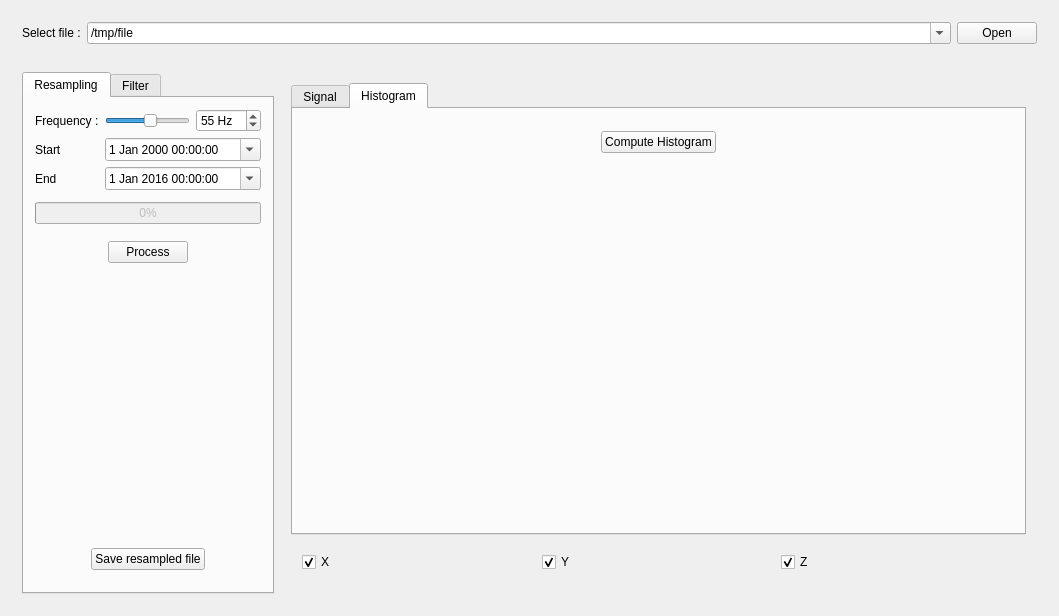
This is ipiwolf/mainwindow.ui in vstebe/ipiwolf as Qt 5 draws it before an edit. The edited form follows.
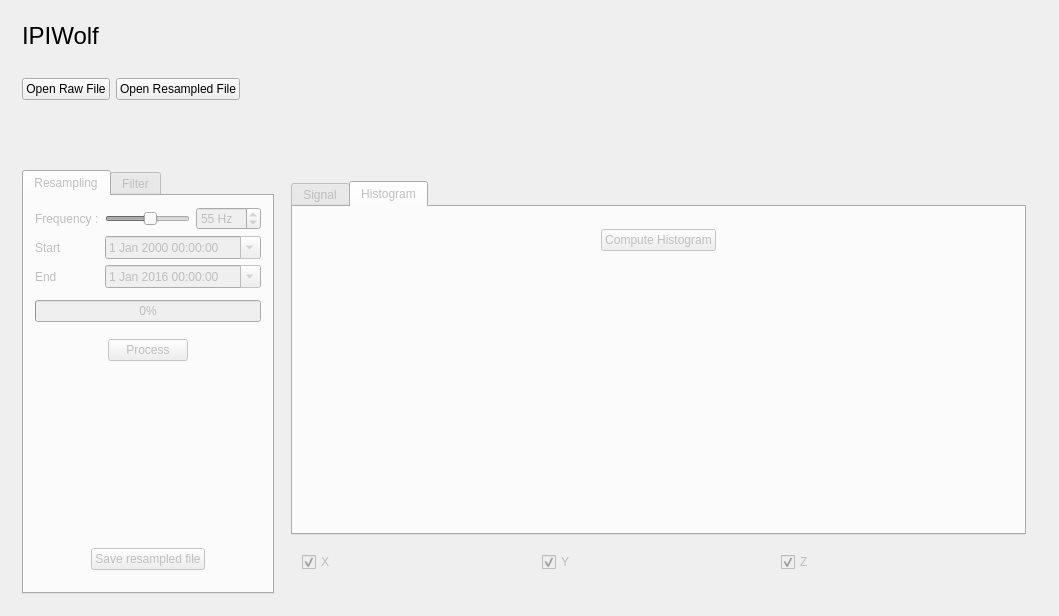
This is the edited form. Icons and pictures are not drawn. Custom widgets are drawn as their Qt base class.

The edit to the form file:
```diff
--- a/ipiwolf/mainwindow.ui
+++ b/ipiwolf/mainwindow.ui
@@ -28,43 +28,67 @@
        <item>
         <widget class="QLabel" name="label">
          <property name="text">
-          <string>Select file :</string>
+          <string>&lt;html&gt;&lt;head/&gt;&lt;body&gt;&lt;p&gt;&lt;span style=&quot; font-size:18pt;&quot;&gt;IPIWolf&lt;/span&gt;&lt;/p&gt;&lt;/body&gt;&lt;/html&gt;</string>
          </property>
+         <property name="textFormat">
+          <enum>Qt::RichText</enum>
+         </property>
         </widget>
        </item>
+      </layout>
+     </widget>
+    </item>
+    <item>
+     <widget class="QWidget" name="widget_9" native="true">
+      <layout class="QHBoxLayout" name="horizontalLayout_7">
        <item>
-        <widget class="QComboBox" name="txtFile">
-         <property name="sizePolicy">
-          <sizepolicy hsizetype="Expanding" vsizetype="Fixed">
-           <horstretch>0</horstretch>
-           <verstretch>0</verstretch>
-          </sizepolicy>
+        <widget class="QPushButton" name="btnOpenRaw">
+         <property name="text">
+          <string>Open Raw File</string>
          </property>
-         <property name="layoutDirection">
-          <enum>Qt::LeftToRight</enum>
-         </property>
-         <property name="editable">
-          <bool>true</bool>
-         </property>
-         <item>
-          <property name="text">
-           <string>/tmp/file</string>
-          </property>
-         </item>
         </widget>
        </item>
        <item>
-        <widget class="QPushButton" name="btnOpen">
+        <widget class="QPushButton" name="btnOpenResampled">
          <property name="text">
-          <string>Open</string>
+          <string>Open Resampled File</string>
          </property>
         </widget>
        </item>
+       <item>
+        <spacer name="horizontalSpacer_7">
+         <property name="orientation">
+          <enum>Qt::Horizontal</enum>
+         </property>
+         <property name="sizeHint" stdset="0">
+          <size>
+           <width>787</width>
+           <height>20</height>
+          </size>
+         </property>
+        </spacer>
+       </item>
       </layout>
      </widget>
     </item>
     <item>
      <widget class="QWidget" name="widget_3" native="true">
+      <layout class="QHBoxLayout" name="horizontalLayout_8">
+       <item>
+        <widget class="QLabel" name="lblFileInfo">
+         <property name="text">
+          <string/>
+         </property>
+        </widget>
+       </item>
+      </layout>
+     </widget>
+    </item>
+    <item>
+     <widget class="QWidget" name="mainForm" native="true">
+      <property name="enabled">
+       <bool>false</bool>
+      </property>
       <layout class="QHBoxLayout" name="horizontalLayout_2">
        <item>
         <widget class="QTabWidget" name="tabWidget">
```
